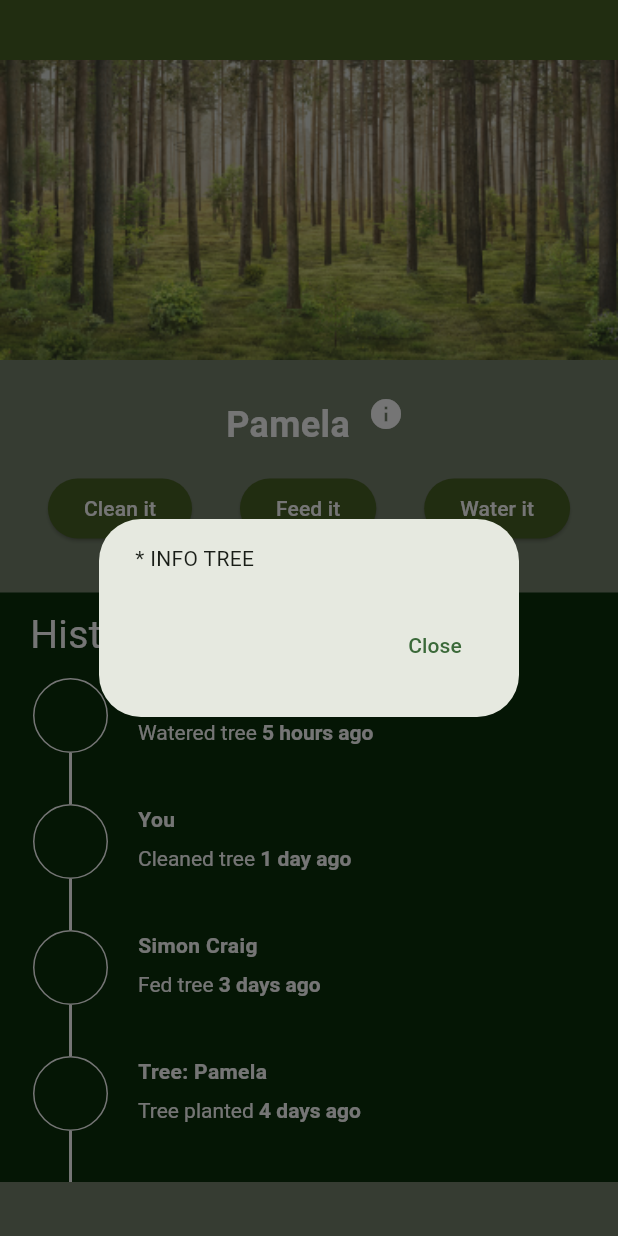
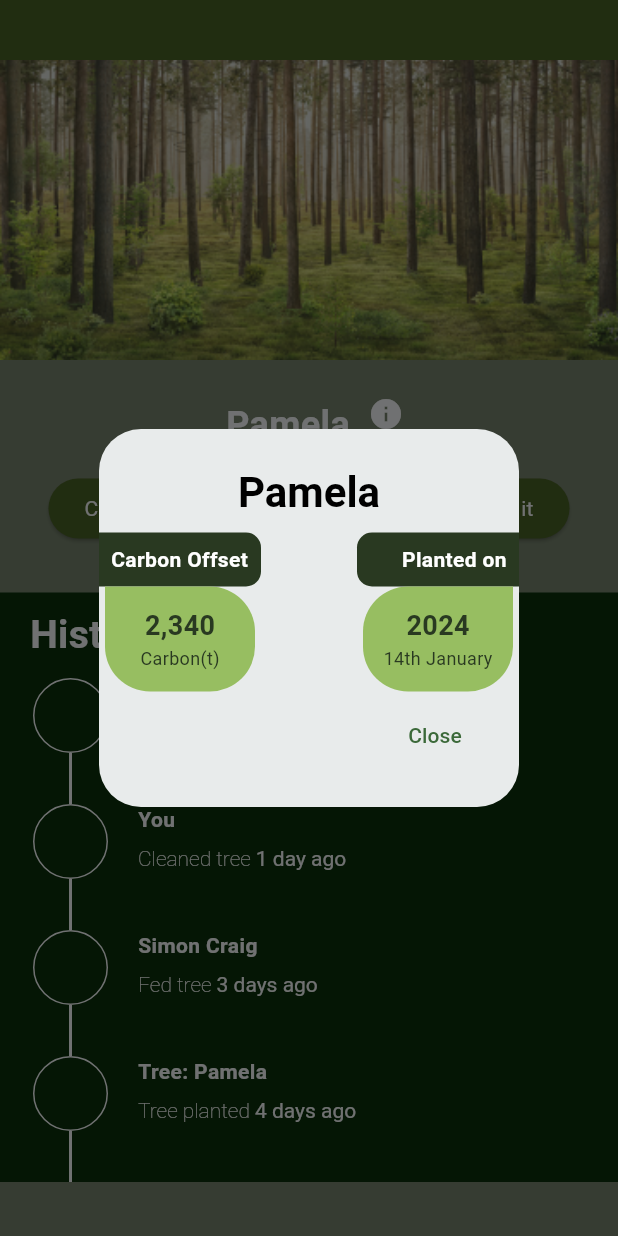
Before and after one commit to ChaiB04/treebud, a Flutter app: the screen it shows after launch, after a tap on the "info" icon, on a phone screen of 412 x 824 dp. Run offline on Flutter 3.47's test engine with Material 3 defaults, Android fonts, the phone set to English and light mode, and no system bars; missing offline and left inert: arcore_flutter_plugin; network calls fail; Roboto replaces fonts that are missing (Montserrat).

Commit message:
styled the pop up

```diff
--- a/tree_bud/lib/screens/infotree.dart
+++ b/tree_bud/lib/screens/infotree.dart
@@ -2,7 +2,7 @@ import 'package:ar_function/widgets/historyname.dart';
 import 'package:flutter/material.dart';
 
 class InfoTree extends StatelessWidget {
-  InfoTree({Key? key}) : super(key: key);
+  const InfoTree({super.key});
 
   @override
   Widget build(BuildContext context) {
@@ -34,7 +34,7 @@ class InfoTree extends StatelessWidget {
                         child: Text(
                           'Pamela',
                           style: TextStyle(
-                            color: Colors.white,
+                            color: Color.fromRGBO(245, 247, 248, 1.0),
                             fontSize: 24,
                             fontWeight: FontWeight.bold,
                           ),
@@ -46,8 +46,130 @@ class InfoTree extends StatelessWidget {
                           onPressed: () {
 showDialog(
   context: context,
-                              builder: (context) => AlertDialog(
-                                content: const Text('* INFO TREE'),
+  builder: (context) => Dialog(
+    insetPadding: EdgeInsets.zero,
+    backgroundColor: Colors.transparent,
+    child: SizedBox(
+      height: 300,
+      width: MediaQuery.of(context).size.width,
+      child: AlertDialog(
+        title: const Padding(
+          padding: EdgeInsets.only(bottom: 8.0),
+          child: Text(
+            'Pamela',
+            textAlign: TextAlign.center,
+            style: TextStyle(
+              color: Colors.black,
+              fontSize: 28.0,
+              fontWeight: FontWeight.bold,
+            ),
+          ),
+        ),
+
+        backgroundColor: const Color.fromRGBO(232, 235, 235, 1.0),
+        contentPadding: EdgeInsets.zero,
+        content: Row(
+          mainAxisAlignment: MainAxisAlignment.spaceBetween,
+          children: [
+            Column(
+              children: [
+                Container(
+                  decoration: const BoxDecoration(
+                    color: Color.fromRGBO(41, 57, 33, 1.0),
+                    borderRadius: BorderRadius.only(
+                      topLeft: Radius.zero,
+                      bottomLeft: Radius.zero,
+                      bottomRight: Radius.circular(10.0),
+                      topRight: Radius.circular(10.0),
+                    ),
+                  ),
+                  padding: const EdgeInsets.all(8.0),
+                  width: 108,
+                  child: const Text(
+                    'Carbon Offset',
+                    style: TextStyle(color: Colors.white, fontSize: 14.0, fontWeight: FontWeight.bold),
+                  ),
+                ),
+                Container(
+                  decoration: const BoxDecoration(
+                    color: Color.fromRGBO(151, 190, 97, 1.0),
+                    borderRadius: BorderRadius.only(
+                      topRight: Radius.circular(30.0),
+                      bottomLeft: Radius.circular(30.0),
+                      bottomRight: Radius.circular(30.0),
+                    ),
+                  ),
+                  padding: const EdgeInsets.all(8.0),
+                  width: 100,
+                  height: 70,
+                  child: const Column(
+                    mainAxisAlignment: MainAxisAlignment.center,
+                    crossAxisAlignment: CrossAxisAlignment.center,
+                    children: [
+                      Text(
+                        '2,340',
+                        style: TextStyle(color: Color.fromRGBO(41, 57, 33, 1.0), fontSize: 18, fontWeight: FontWeight.bold),
+                      ),
+                      Text(
+                        'Carbon(t)',
+                        style: TextStyle(color: Color.fromRGBO(41, 57, 33, 1.0), fontSize: 12),
+                      ),
+                    ],
+                  ),
+                ),
+              ],
+            ),
+            Column(
+              children: [
+                Container(
+                  decoration: const BoxDecoration(
+                    color:  Color.fromRGBO(41, 57, 33, 1.0),
+                    borderRadius: BorderRadius.only(
+                      topLeft: Radius.circular(10.0),
+                      bottomLeft: Radius.circular(10.0),
+                      bottomRight: Radius.zero,
+                      topRight: Radius.zero,
+                    ),
+                  ),
+                  padding: const EdgeInsets.all(8.0),
+                  width: 108,
+                  child: const Text(
+                    'Planted on',
+                    textAlign: TextAlign.right,
+                    style: TextStyle(color: Colors.white, fontSize: 14.0, fontWeight: FontWeight.bold),
+                  ),
+                ),
+                Container(
+                  decoration: const BoxDecoration(
+                    color: Color.fromRGBO(151, 190, 97, 1.0),
+                    borderRadius: BorderRadius.only(
+                      topLeft: Radius.circular(30.0),
+                      bottomLeft: Radius.circular(30.0),
+                      bottomRight: Radius.circular(30.0),
+                    ),
+                  ),
+                  padding: const EdgeInsets.all(8.0),
+                  width: 100,
+                  height: 70,
+                  child: const Column(
+                    mainAxisAlignment: MainAxisAlignment.center,
+                    crossAxisAlignment: CrossAxisAlignment.center,
+                    children: [
+                      Text(
+                        '2024',
+                        style: TextStyle(color: Color.fromRGBO(41, 57, 33, 1.0), fontSize: 18, fontWeight: FontWeight.bold),
+                      ),
+                      Text(
+                        '14th January',
+                        style: TextStyle(color: Color.fromRGBO(41, 57, 33, 1.0), fontSize: 12),
+                      ),
+                    ],
+                  ),
+                ),
+              ],
+            ),
+          ],
+        ),
         actions: [
           TextButton(
             onPressed: () {
@@ -57,9 +179,15 @@ class InfoTree extends StatelessWidget {
           )
         ],
       ),
+    ),
+  ),
+
                             );
                           },
-                          icon: Icon(Icons.info, color: Colors.white),
+                          icon: const Icon(
+                            Icons.info,
+                            color: Color.fromRGBO(245, 247, 248, 1.0),
+                          ),
                         ),
                       ),
                     ],
@@ -78,8 +206,8 @@ class InfoTree extends StatelessWidget {
                       child: const Text(
                         'Clean it',
                         style: TextStyle(
-                          color: Colors.white,
-                        ),
+                            color: Color.fromRGBO(245, 247, 248, 1.0),
+                            fontWeight: FontWeight.w400),
                       ),
                     ),
                     ElevatedButton(
@@ -92,8 +220,8 @@ class InfoTree extends StatelessWidget {
                       child: const Text(
                         'Feed it',
                         style: TextStyle(
-                          color: Colors.white,
-                        ),
+                            color: Color.fromRGBO(245, 247, 248, 1.0),
+                            fontWeight: FontWeight.w400),
                       ),
                     ),
                     ElevatedButton(
@@ -106,8 +234,8 @@ class InfoTree extends StatelessWidget {
                       child: const Text(
                         'Water it',
                         style: TextStyle(
-                          color: Colors.white,
-                        ),
+                            color: Color.fromRGBO(245, 247, 248, 1.0),
+                            fontWeight: FontWeight.w400),
                       ),
                     ),
                   ],
@@ -115,7 +243,6 @@ class InfoTree extends StatelessWidget {
               ],
             ),
           ),
-
           Container(
             color: const Color.fromARGB(255, 10, 48, 11),
             child: const Padding(
@@ -125,15 +252,16 @@ class InfoTree extends StatelessWidget {
                 child: Text(
                   'History',
                   style: TextStyle(
-                    color: Colors.white,
+                      color: Color.fromRGBO(245, 247, 248, 1.0),
                       fontSize: 26,
                       fontFamily: 'Montserrat',
-                  ),
+                      fontWeight: FontWeight.bold),
                 ),
               ),
             ),
           ),
           Expanded(
+            child: Scrollbar(
               child: SingleChildScrollView(
                 child: Container(
                   color: const Color.fromARGB(255, 10, 48, 11),
@@ -141,34 +269,39 @@ class InfoTree extends StatelessWidget {
                     crossAxisAlignment: CrossAxisAlignment.start,
                     children: [
                       ProfileInfo(
-                      imageUrl: 'https://images.unsplash.com/photo-1633332755192-727a05c4013d?ixlib=rb-1.2.1&ixid=MnwxMjA3fDB8MHxzZWFyY2h8MXx8dXNlcnxlbnwwfHwwfHw%3D&auto=format&fit=crop&w=900&q=60',
+                        imageUrl:
+                            'https://images.unsplash.com/photo-1633332755192-727a05c4013d?ixlib=rb-1.2.1&ixid=MnwxMjA3fDB8MHxzZWFyY2h8MXx8dXNlcnxlbnwwfHwwfHw%3D&auto=format&fit=crop&w=900&q=60',
                         name: 'Ian Wright',
                         task: 'Watered tree ',
                         time: '5 hours ago',
                       ),
                       InfoCard(task: 'Watered tree', time: '5 hours ago'),
                       ProfileInfo(
-                      imageUrl: 'https://images.unsplash.com/photo-1558072844-b2e8b546d415?w=800&auto=format&fit=crop&q=60&ixlib=rb-4.0.3&ixid=M3wxMjA3fDB8MHxzZWFyY2h8MTV8fHByb2ZpbGUlMjBpbWFnZXxlbnwwfHwwfHx8MA%3D%3D',
+                        imageUrl:
+                            'https://images.unsplash.com/photo-1558072844-b2e8b546d415?w=800&auto=format&fit=crop&q=60&ixlib=rb-4.0.3&ixid=M3wxMjA3fDB8MHxzZWFyY2h8MTV8fHByb2ZpbGUlMjBpbWFnZXxlbnwwfHwwfHx8MA%3D%3D',
                         name: 'You',
                         task: 'Cleaned tree ',
                         time: '1 day ago',
                       ),
                       InfoCard(task: 'Cleaned tree', time: '1 day ago'),
                       ProfileInfo(
-                      imageUrl: 'https://images.unsplash.com/photo-1603415526960-f7e0328c63b1?w=800&auto=format&fit=crop&q=60&ixlib=rb-4.0.3&ixid=M3wxMjA3fDB8MHxzZWFyY2h8NTh8fHByb2ZpbGUlMjBpbWFnZXxlbnwwfHwwfHx8MA%3D%3D',
+                        imageUrl:
+                            'https://images.unsplash.com/photo-1603415526960-f7e0328c63b1?w=800&auto=format&fit=crop&q=60&ixlib=rb-4.0.3&ixid=M3wxMjA3fDB8MHxzZWFyY2h8NTh8fHByb2ZpbGUlMjBpbWFnZXxlbnwwfHwwfHx8MA%3D%3D',
                         name: 'Simon Craig',
                         task: 'Fed tree ',
                         time: '3 days ago',
                       ),
                       InfoCard(task: 'Fed tree', time: '3 days ago'),
                       ProfileInfo(
-                      imageUrl: 'https://images.unsplash.com/photo-1629096346363-b96e4d9634a1?w=800&auto=format&fit=crop&q=60&ixlib=rb-4.0.3&ixid=M3wxMjA3fDB8MHxzZWFyY2h8Mnx8c2FwbGluZ3xlbnwwfHwwfHx8Mg%3D%3D',
+                        imageUrl:
+                            'https://images.unsplash.com/photo-1542601906990-b4d3fb778b09?w=800&auto=format&fit=crop&q=60&ixlib=rb-4.0.3&ixid=M3wxMjA3fDB8MHxzZWFyY2h8MXx8c2FwbGluZ3xlbnwwfHwwfHx8Mg%3D%3D',
                         name: 'Tree: Pamela',
                         task: 'Tree planted ',
                         time: '4 days ago',
                       ),
-                    InfoCard(task: 'Planted tree', time: '4 days ago'),
+                      InfoCard(task: 'Tree planted', time: '4 days ago'),
                     ],
+                  ),
                 ),
               ),
             ),
--- a/tree_bud/lib/widgets/historyname.dart
+++ b/tree_bud/lib/widgets/historyname.dart
@@ -13,7 +13,7 @@ class ProfileInfo extends StatelessWidget {
     required this.imageUrl,
     required this.name,
     this.backgroundColor = const Color.fromARGB(255, 10, 48, 11),
-    this.textColor = Colors.white, required this.task, required this.time,
+    this.textColor = const Color.fromRGBO(245,247,248, 1.0), required this.task, required this.time,
   });
 
   @override
@@ -31,7 +31,7 @@ class ProfileInfo extends StatelessWidget {
             decoration: BoxDecoration(
               shape: BoxShape.circle,
               border: Border.all(
-                color: Colors.white,
+                color: const Color.fromRGBO(245,247,248, 1.0),
               ),
             ),
             child: Padding(
@@ -59,7 +59,7 @@ class ProfileInfo extends StatelessWidget {
                   style: TextStyle(
                     fontFamily: 'Montserrat',
                     color: textColor,
-                    fontWeight: FontWeight.bold,
+                    fontWeight: FontWeight.w700,
                   ),
                 ),
               ),
@@ -72,13 +72,14 @@ class ProfileInfo extends StatelessWidget {
                         text: task,
                         style: const TextStyle(
                           color: Colors.white,
+                          fontWeight: FontWeight.w200
                         ),
                       ),
                       TextSpan(
                         text: time,
                         style: const TextStyle(
-                          color: Colors.white,
-                          fontWeight: FontWeight.bold,
+                          color:Color.fromRGBO(245,247,248, 1.0),
+                          fontWeight: FontWeight.w400,
                         ),
                       ),
                     ],
@@ -115,7 +116,7 @@ class InfoCard extends StatelessWidget {
           color: Color.fromARGB(255, 10, 48, 11),
           boxShadow: [
             BoxShadow(
-              color: Colors.white,
+              color: Color.fromRGBO(245,247,248, 1.0),
               offset: Offset(-2, 0),
             ),
           ],
@@ -128,7 +129,7 @@ class InfoCard extends StatelessWidget {
               Padding(
                 padding: const EdgeInsets.only(bottom: 6, left: 20),
                 child: RichText(
-                  text:const  TextSpan(
+                  text: const TextSpan(
                     children: [
                     ],
                   ),
```
Lines whose indentation alone changed are shown as unchanged.
